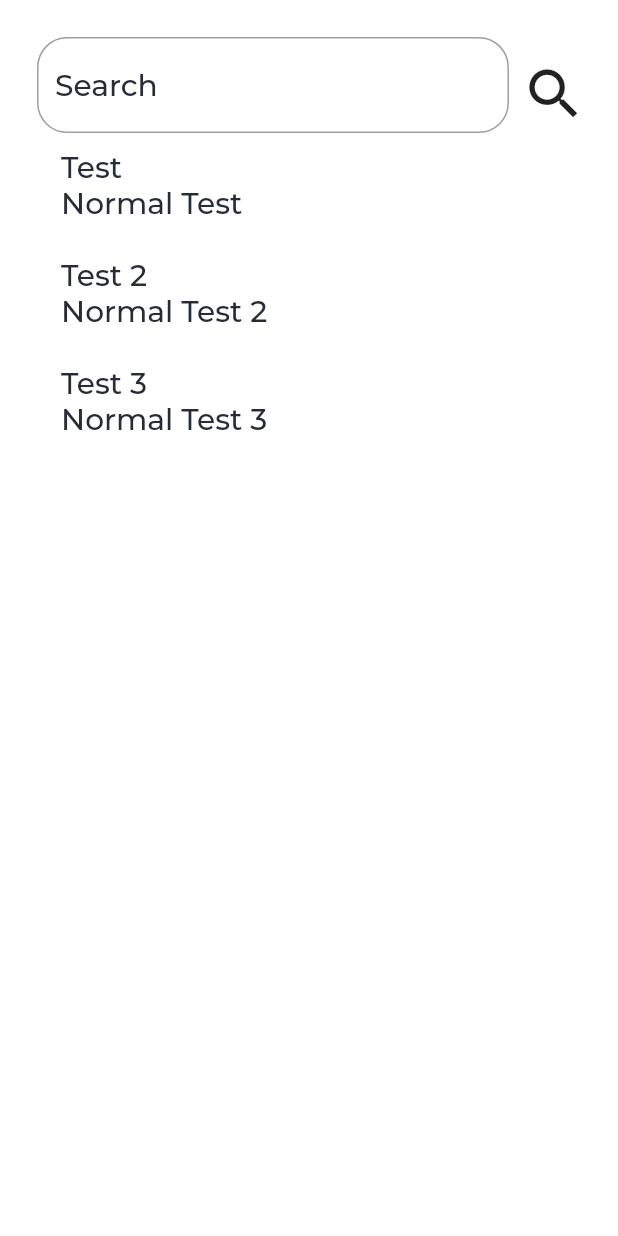
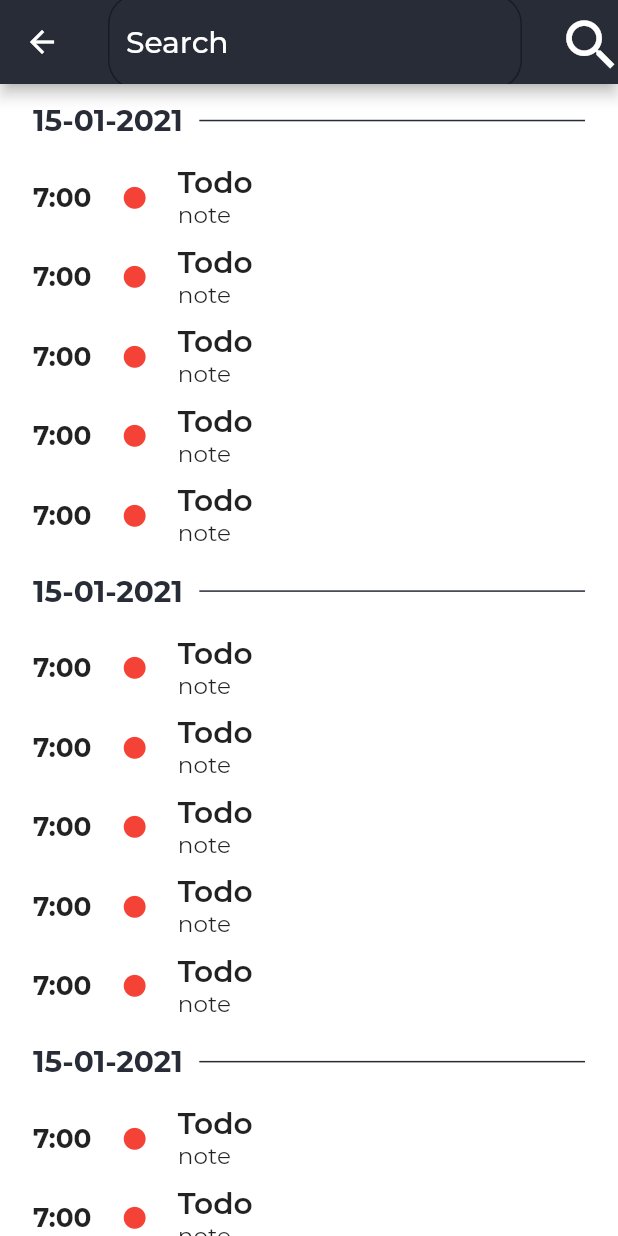
Before and after one commit to hatuan314/kit-schedule, a Flutter app: the SearchScreen screen opened by its route, after a tap on "Lập Trình Mạng", on a phone screen of 412 x 824 dp. Run offline on Flutter 3.47's test engine with Material 2 defaults, Android fonts, the phone set to English and light mode, and no system bars; our stand-ins replace dio, equatable, flutter_bloc, flutter_screenutil, flutter_svg, get_it and 4 more; missing offline and left inert: simple_gesture_detector; accounts and stored records are empty; project files that could hold a hidden picture were left out.

Commit message:
fix search todo detail

```diff
--- a/lib/common/app_constance.dart
+++ b/lib/common/app_constance.dart
@@ -4,4 +4,7 @@ import 'package:flutter_screenutil/flutter_screenutil.dart';
 
 class AppConstance {
   static double iconSize = 40.sp;
+  static double detailPadding = 20.w;
+  static double titleTextSize = 24.sp;
+  static double sizeBoxHeight = 20.h;
 }
--- a/lib/common/themes/theme_border.dart
+++ b/lib/common/themes/theme_border.dart
@@ -1,11 +1,14 @@
 import 'package:flutter/material.dart';
 import 'package:schedule/common/themes/theme_color.dart';
+import 'package:flutter_screenutil/flutter_screenutil.dart';
 
-class ThemBorder {
+class ThemeBorder {
   static const BorderRadius borderRadiusAll = BorderRadius.all(Radius.circular(20));
   static  OutlineInputBorder outlineInputBorder = OutlineInputBorder(
     borderRadius: borderRadiusAll,
     borderSide: BorderSide(color: ThemeColor.primaryColor),
   );
+  static const Color borderColor = Color(0xFF42A5F5);
+  static double borderWidth = 5.w;
 
 }
--- a/lib/injection.dart
+++ b/lib/injection.dart
@@ -32,10 +32,13 @@ getIt.registerLazySingleton<OfflineRepository>(() =>
 
   ///use case
   getIt.registerFactory<HomeUseCase>(() => HomeUseCase());
+
   getIt.registerFactory<TodoUseCase>(
       () => TodoUseCase(repository: getIt<PersonalScheduleRepository>()));
+
   getIt.registerFactory<SearchUseCase>(() => SearchUseCase(
       personalScheduleRepository: getIt<PersonalScheduleRepository>()));
+
 getIt.registerFactory<ScheduleUseCase>(() => ScheduleUseCase(
       repositoryOffline: getIt<OfflineRepository>()));
 
--- a/lib/presentation/screen/home_screen/calendarView/widgets/event_item_widget.dart
+++ b/lib/presentation/screen/home_screen/calendarView/widgets/event_item_widget.dart
@@ -9,21 +9,22 @@ class EventItemWidget extends StatelessWidget {
   final String endTime;
   final String title;
   final String note;
+  final Function onTap;
 
-  const EventItemWidget({Key key, this.startTime, this.endTime, this.title, this.note}) : super(key: key);
+  const EventItemWidget({Key key, this.startTime, this.endTime, this.title, this.note,this.onTap}) : super(key: key);
 
   @override
   Widget build(BuildContext context) {
-    return Container(
-
+    return GestureDetector(
+      onTap: onTap,
+      child: Container(
           margin: const EdgeInsets.symmetric(vertical: 5.0),
           child: Row(
             children: [
               TimeDuration(startTime: startTime, endTime: endTime),
               Container(
-//                        height: 60.h,
                   margin: EdgeInsets.symmetric(horizontal: 20),
-                child: Icon(Icons.circle,color: ThemeColor.scheduleType,size: 20.w,)),
+                  child: Icon(Icons.circle,color: ThemeColor.scheduleType,size: 16.sp,)),
               Flexible(
                 child: Column(
                   crossAxisAlignment: CrossAxisAlignment.start,
@@ -42,6 +43,7 @@ class EventItemWidget extends StatelessWidget {
               )
             ],
           )
+      ),
     );
   }
 }
--- a/lib/presentation/screen/search_screen/search_screen.dart
+++ b/lib/presentation/screen/search_screen/search_screen.dart
@@ -8,37 +8,28 @@ import 'package:schedule/presentation/screen/search_screen/bloc/search_bloc.dart
 import 'package:schedule/presentation/screen/search_screen/bloc/search_event.dart';
 import 'package:schedule/presentation/screen/search_screen/bloc/search_state.dart';
 import 'package:schedule/presentation/screen/search_screen/search_screen_constance.dart';
+import 'package:schedule/presentation/screen/search_screen/widgets/search_event_item.dart';
 
 // ignore: must_be_immutable
 class SearchScreen extends StatelessWidget {
-  final searchFormKey = GlobalKey<FormState>();
   TextEditingController searchController = TextEditingController();
 
   @override
   Widget build(BuildContext context) {
     return Scaffold(
       backgroundColor: ThemeColor.secondColor,
-      body: SafeArea(
-          child: Form(
-        key: searchFormKey,
-        child: Padding(
-          padding: EdgeInsets.symmetric(
-              vertical: SearchScreenConstance.paddingVertical,
-              horizontal: SearchScreenConstance.paddingHorizontal),
-          child: Column(
-            children: [
-              Row(
-                children: [
-                  Expanded(
-                    child: TextFormField(
+      appBar: AppBar(
+        title: TextFormField(
           controller: searchController,
+          style:  ThemeText.textStyle.copyWith(color: ThemeColor.secondColor),
           decoration: InputDecoration(
             hintText: SearchScreenConstance.search,
-                        hintStyle: ThemeText.textStyle,
-                        border: ThemBorder.outlineInputBorder,
+            hintStyle:
+                ThemeText.textStyle.copyWith(color: ThemeColor.secondColor),
+            border: ThemeBorder.outlineInputBorder,
           ),
         ),
-                  ),
+        actions: [
           IconButton(
               icon: Icon(
                 Icons.search,
@@ -46,12 +37,15 @@ class SearchScreen extends StatelessWidget {
               ),
               onPressed: () {
                 BlocProvider.of<SearchBloc>(context)
-                          ..add(SearchScheduleEvent(
-                              eventName: searchController.text));
+                  ..add(SearchScheduleEvent(eventName: searchController.text));
               }),
         ],
       ),
-              BlocBuilder<SearchBloc, SearchState>(builder: (context, state) {
+      body: SafeArea(
+          child: Column(
+            children: [
+              BlocBuilder<SearchBloc, SearchState>(
+                  builder: (context, state) {
                 if (state is SearchInitState)
                   return _historyListView(state);
                 else if (state is SearchSuccessState)
@@ -60,8 +54,6 @@ class SearchScreen extends StatelessWidget {
                   return SizedBox();
               })
             ],
-          ),
-        ),
           )),
     );
   }
@@ -90,20 +82,14 @@ class SearchScreen extends StatelessWidget {
     return Expanded(
         child: ListView.builder(
             itemCount: state.listSchedule.length,
-          itemBuilder: (context, index) =>
-              (state.listSchedule.isEmpty || state.listSchedule.length == 0)
+            itemBuilder: (context, index) => (state.listSchedule.isEmpty ||
+                    state.listSchedule.length == 0)
                 ? Center(
                     child: Text(
                       SearchScreenConstance.noSchedule,
                       style: ThemeText.textStyle,
                     ),
                   )
-                  : ListTile(
-                      title: Text(state.listSchedule[index].title,
-                          style: ThemeText.textStyle),
-                      subtitle: Text(state.listSchedule[index].note,
-                          style: ThemeText.textStyle),
-                    )),
-    );
+                : SearchEventItem()));
   }
 }
--- a/lib/presentation/screen/search_screen/search_screen_constance.dart
+++ b/lib/presentation/screen/search_screen/search_screen_constance.dart
@@ -6,4 +6,5 @@ class SearchScreenConstance {
   static double paddingVertical = 20.h;
   static double paddingHorizontal = 20.h;
   static double paddingLeft = 20.w;
+  static double noteSize = 12.sp;
 }
--- /dev/null
+++ b/lib/presentation/screen/search_screen/widgets/search_event_item.dart
@@ -0,0 +1,78 @@
+import 'package:flutter/material.dart';
+import 'package:flutter_screenutil/flutter_screenutil.dart';
+import 'package:schedule/common/themes/theme_color.dart';
+import 'package:schedule/common/themes/theme_text.dart';
+import 'package:schedule/presentation/screen/home_screen/calendarView/widgets/event_item_widget.dart';
+import 'package:schedule/presentation/screen/search_screen/search_screen_constance.dart';
+import 'package:schedule/presentation/widgets/event_detail.dart';
+
+class SearchEventItem extends StatelessWidget {
+  final List schedule;
+
+  const SearchEventItem({Key key, this.schedule}) : super(key: key);
+  @override
+  Widget build(BuildContext context) {
+    return Column(
+      crossAxisAlignment: CrossAxisAlignment.start,
+      children: [
+        Padding(
+          padding: EdgeInsets.symmetric(vertical: 10.h,horizontal: 20.w),
+          child: Row(
+            children: [
+              Text(
+                '15-01-2021',
+                style: ThemeText.textStyle.copyWith(fontWeight: FontWeight.bold),
+              ),
+              SizedBox(width: 10.w,),
+              Expanded(
+                child: Divider(
+                  thickness: 1,
+                  color: ThemeColor.primaryColor,
+                ),
+              ),
+            ],
+          ),
+        ),
+
+        SizedBox(
+          width: 20.w,
+        ),
+        ListView.builder(
+            scrollDirection: Axis.vertical,
+            shrinkWrap: true,
+            physics: ScrollPhysics(),
+            primary: false,
+            itemCount: 5,
+            itemBuilder: (context, index) => (true)? Padding(
+              padding: EdgeInsets.symmetric(horizontal: 20.w),
+              child: EventItemWidget(
+                startTime: '7:00',
+                title: 'Todo',
+                note: 'note',
+                onTap: (){
+                  showDialog(
+                      context: context,builder: (_) => EventDetail(
+                  ));
+                },
+              ),
+            ) :
+                ListTile(
+              onTap: (){
+                showDialog(
+                    context: context,builder: (_) => EventDetail(
+                ));
+              },
+                  title: Text(
+                    "Todo",
+                    style: ThemeText.textStyle
+                        .copyWith(fontWeight: FontWeight.w600),
+                  ),
+                  subtitle: Text(
+                    '20:00',
+                    style: ThemeText.textStyle.copyWith(fontSize: SearchScreenConstance.noteSize),
+                  ),
+                )),
+      ],
+    );
+  }
+}
--- a/lib/presentation/screen/todo_screen/widget/todo_text_field.dart
+++ b/lib/presentation/screen/todo_screen/widget/todo_text_field.dart
@@ -1,8 +1,5 @@
 import 'package:flutter/material.dart';
-import 'package:flutter_screenutil/flutter_screenutil.dart';
-import 'package:schedule/common/app_constance.dart';
 import 'package:schedule/common/themes/theme_border.dart';
-import 'package:schedule/common/themes/theme_color.dart';
 import 'package:schedule/common/themes/theme_text.dart';
 import 'package:schedule/presentation/screen/todo_screen/todo_screen_constance.dart';
 
@@ -41,7 +38,7 @@ class TodoTextField extends StatelessWidget {
             decoration: InputDecoration(
                 hintText: hintText,
                 hintStyle: ThemeText.textStyle,
-                border: ThemBorder.outlineInputBorder),
+                border: ThemeBorder.outlineInputBorder),
             autofocus: autofocus,
             textInputAction:textInputAction,
             onEditingComplete: onEditingComplete,
--- a/lib/src/service/providers/online/provider_online.dart
+++ b/lib/src/service/providers/online/provider_online.dart
@@ -19,7 +19,6 @@ class ProviderOnline {
 
     final response = await dio.post('', data: authBody);
     if (response.data['status'] == true) {
-//      debugPrint('fetchScheduleSchoolDataProvider ${response.data['dataJson'] is String}');
       String dataJson = json.encode(response.data['dataJson']);
       dio.close();
       return dataJson;
--- a/lib/src/ui/views/home/tabs/create_todo_tab_view.dart
+++ b/lib/src/ui/views/home/tabs/create_todo_tab_view.dart
@@ -21,7 +21,6 @@ class _CreateTodoTabViewState extends State<CreateTodoTabView> {
 
   @override
   Widget build(BuildContext context) {
-    // TODO: implement build
     return Scaffold(
       backgroundColor: Colors.blue[900],
       body: SafeArea(
```
Also changed, not shown: lib/domain/use_cases/search_use_case.dart (+12 -0 lines), lib/presentation/screen/home_screen/home_screen.dart (+3 -4 lines), lib/presentation/widgets/event_detail.dart (added, +119 -0 lines), lib/domain/entities/schedule.dart (added), 2 other files. Lines whose indentation alone changed are shown as unchanged.
